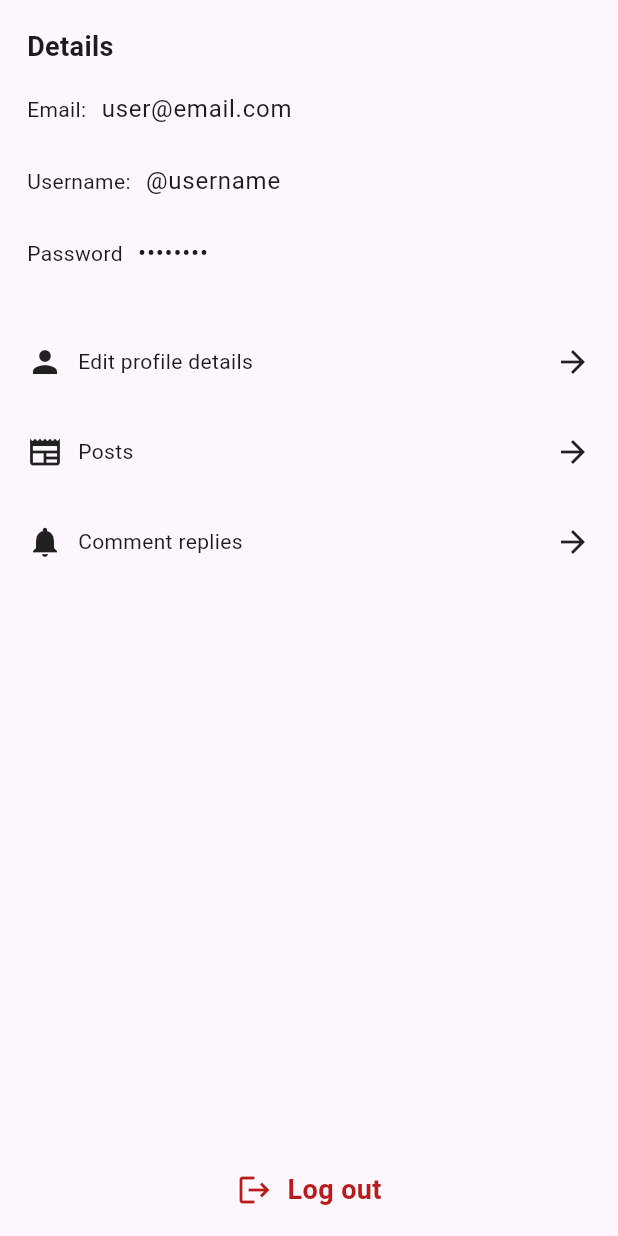
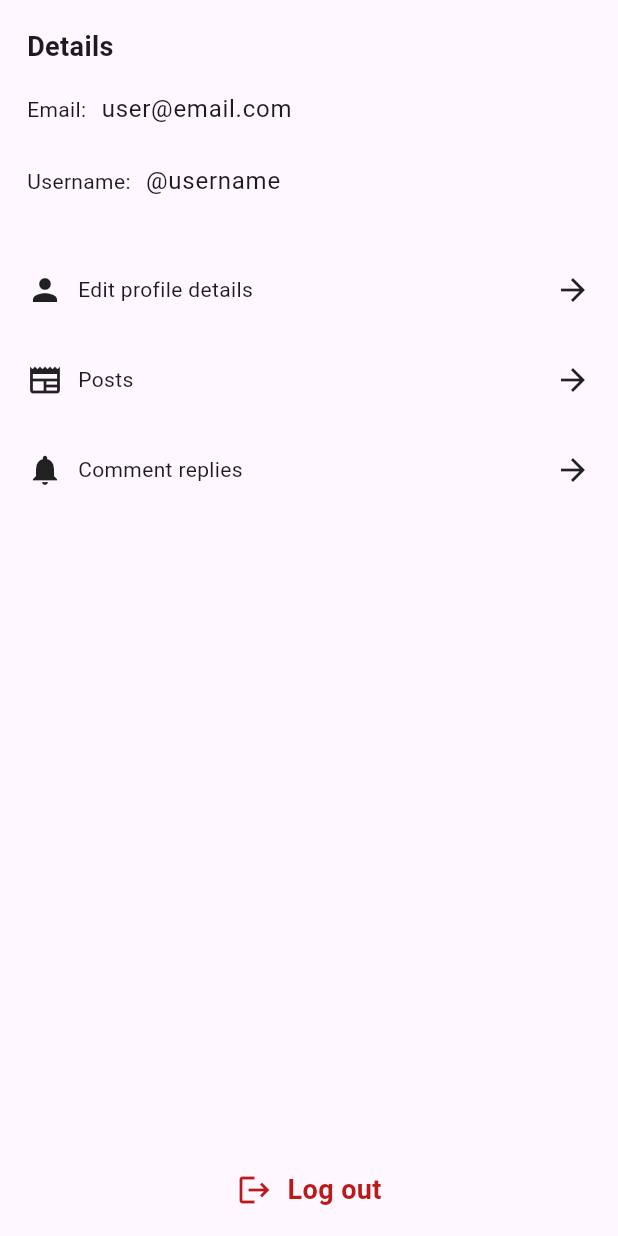
Before and after one commit to noAudio/pawfiki, a Flutter app: the UserProfile widget shown alone on an empty page, opened directly, on a phone screen of 412 x 824 dp. Run offline on Flutter 3.47's test engine with Material 3 defaults, Android fonts, the phone set to English and light mode, and no system bars; our stand-ins replace flutter_redux, redux.

Commit message:
Removed password field

```diff
--- a/lib/screens/user_profile.dart
+++ b/lib/screens/user_profile.dart
@@ -53,22 +53,6 @@ class UserProfile extends StatelessWidget {
                             child: TextFormField(
                               readOnly: true,
                               initialValue: "@username",
-                              decoration: InputDecoration(
-                                border: InputBorder.none,
-                              ),
-                            ),
-                          ),
-                        ],
-                      ),
-                      Row(
-                        children: [
-                          Text("Password"),
-                          SizedBox(width: 10),
-                          Expanded(
-                            child: TextFormField(
-                              readOnly: true,
-                              obscureText: true,
-                              initialValue: "password",
                               decoration: InputDecoration(
                                 border: InputBorder.none,
                               ),
```
